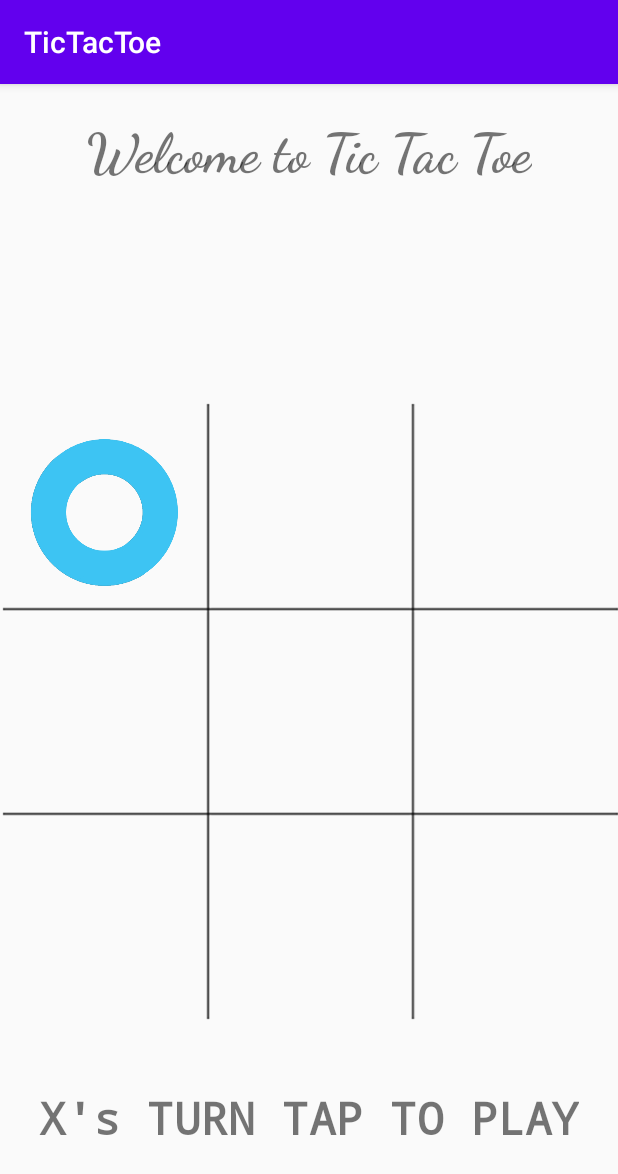
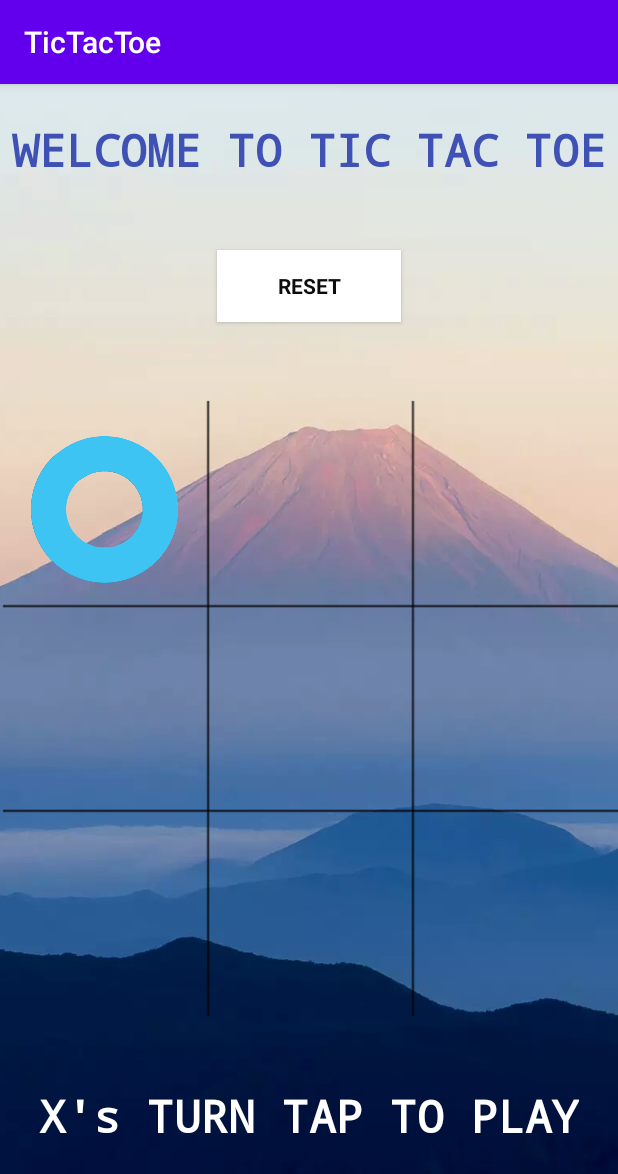
Before and after one commit to Vishal023/TicTacToe-Android-App, an Android app: the screen it shows after launch (MainActivity), after a tap on an icon or button, on a phone screen of 412 x 824 dp. Shown: the top 1174 px of the screen. Run offline under Robolectric (Android 15) with nearby library versions, the phone set to English and light mode, and no system bars.

Commit message:
Added Draw game functionality

```diff
--- a/app/src/main/java/com/example/tictactoe/MainActivity.java
+++ b/app/src/main/java/com/example/tictactoe/MainActivity.java
@@ -23,7 +23,6 @@ public class MainActivity extends AppCompatActivity {
             {0,3,6}, {1,4,7}, {2,5,8},
             {0,4,8}, {2,4,6}
     };
-
     public void playerTap(View view){
         ImageView imageView = (ImageView) view;
         int tappedImage = Integer.parseInt(imageView.getTag().toString());
@@ -38,6 +37,7 @@ public class MainActivity extends AppCompatActivity {
                 activePlayer = 1;
                 TextView status = findViewById(R.id.status);
                 status.setText("X's TURN TAP TO PLAY");
+
             } else {
                 imageView.setImageResource(R.drawable.tic_tac_toe_x);
                 activePlayer = 0;
@@ -46,7 +46,7 @@ public class MainActivity extends AppCompatActivity {
             }
             imageView.animate().translationYBy(1000f).setDuration(300);
         }
-
+        String winnerStr="";
         for (int[] winPosition:winningPos){
             if((gameState[winPosition[0]] == gameState[winPosition[1]]) &&
                     (gameState[winPosition[1]] == gameState[winPosition[2]]) &&
@@ -54,7 +54,6 @@ public class MainActivity extends AppCompatActivity {
             ){
               //win
                 gameActive = false;
-                String winnerStr="";
               if (gameState[winPosition[0]]== 0){
                   winnerStr = "O HAS WON";
               }
@@ -63,6 +62,18 @@ public class MainActivity extends AppCompatActivity {
               }
                 TextView status = findViewById(R.id.status);
                 status.setText(winnerStr);
+            }
+        }
+        if (winnerStr.equals("")){
+            int count = 0;
+            for (int i = 0; i < 9; i++) {
+                if (gameState[i] != 2){
+                    count++;
+                }
+            }
+            if (count == 9){
+                TextView status = findViewById(R.id.status);
+                status.setText("Draw");
             }
         }
     }
@@ -80,7 +91,7 @@ public class MainActivity extends AppCompatActivity {
         ((ImageView)findViewById(R.id.imageView7)).setImageResource(0);
         ((ImageView)findViewById(R.id.imageView8)).setImageResource(0);
         TextView status = findViewById(R.id.status);
-        status.setText("X's TURN TAP TO PLAY");
+        status.setText("TAP TO PLAY");
     }
     @Override
     protected void onCreate(Bundle savedInstanceState) {
--- a/app/src/main/res/layout/activity_main.xml
+++ b/app/src/main/res/layout/activity_main.xml
@@ -4,16 +4,30 @@
     xmlns:tools="http://schemas.android.com/tools"
     android:layout_width="match_parent"
     android:layout_height="match_parent"
+    android:background="#00009688"
     tools:context=".MainActivity">
+
+    <ImageView
+        android:id="@+id/imageView9"
+        android:layout_width="730dp"
+        android:layout_height="1025dp"
+        app:layout_constraintBottom_toBottomOf="parent"
+        app:layout_constraintEnd_toEndOf="parent"
+        app:layout_constraintStart_toStartOf="parent"
+        app:layout_constraintTop_toTopOf="parent"
+        app:srcCompat="@drawable/back" />
 
     <TextView
         android:id="@+id/textView"
         android:layout_width="wrap_content"
         android:layout_height="wrap_content"
         android:layout_marginTop="23dp"
-        android:fontFamily="cursive"
+        android:fontFamily="monospace"
+        android:shadowColor="#5015BA"
         android:text="@string/Heading"
-        android:textSize="36sp"
+        android:textAllCaps="true"
+        android:textColor="#3F51B5"
+        android:textSize="30sp"
         android:textStyle="bold"
         app:layout_constraintEnd_toEndOf="parent"
         app:layout_constraintStart_toStartOf="parent"
@@ -153,7 +167,9 @@
         android:layout_height="wrap_content"
         android:layout_marginBottom="20sp"
         android:fontFamily="monospace"
+        android:shadowColor="#FFFFFF"
         android:text="@string/default_status"
+        android:textColor="#FFFFFF"
         android:textSize="30sp"
         android:textStyle="bold"
         app:layout_constraintBottom_toBottomOf="parent"
@@ -161,4 +177,22 @@
         app:layout_constraintStart_toStartOf="parent"
         app:layout_constraintTop_toBottomOf="@+id/imageView" />
 
+    <Button
+        android:id="@+id/resetButton"
+        android:layout_width="wrap_content"
+        android:layout_height="wrap_content"
+        android:background="@android:color/background_light"
+        android:fontFamily="sans-serif"
+        android:onClick="gameReset"
+        android:paddingLeft="40sp"
+        android:paddingRight="40sp"
+        android:text="@string/reset"
+        android:textColor="#0C0C0C"
+        android:textColorHighlight="#130808"
+        android:textStyle="bold"
+        app:layout_constraintBottom_toTopOf="@+id/imageView"
+        app:layout_constraintEnd_toEndOf="parent"
+        app:layout_constraintStart_toStartOf="parent"
+        app:layout_constraintTop_toBottomOf="@+id/textView" />
+
 </androidx.constraintlayout.widget.ConstraintLayout>
--- a/app/src/main/res/values/strings.xml
+++ b/app/src/main/res/values/strings.xml
@@ -3,4 +3,5 @@
     <string name="Heading">Welcome to Tic Tac Toe</string>
     <string name="Grid">Our main grid</string>
     <string name="default_status">TAP TO PLAY</string>
+    <string name="reset">Reset</string>
 </resources>
```
Also changed, not shown: app/src/main/res/drawable/back.jpg (added).
